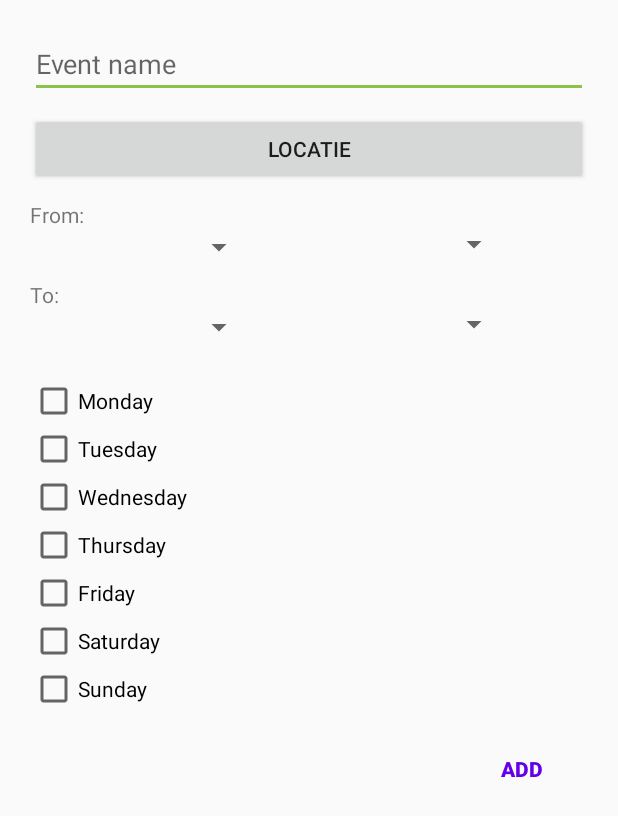
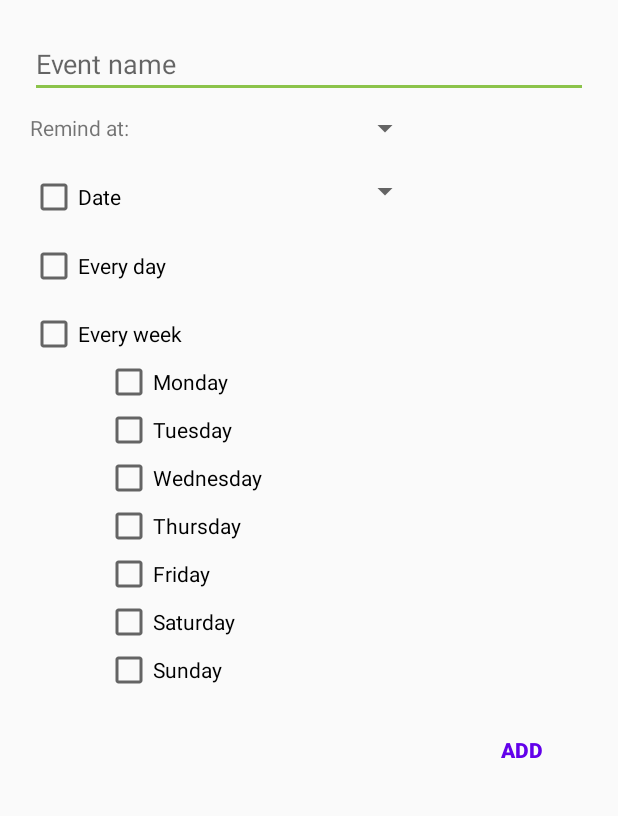
Before and after one commit to MihaiChirculete/PlanAhead, an Android app: the layout dialog_add_reminder.xml on its own in the app's theme, with its tools: preview values and no code run, on a phone screen of 412 x 824 dp. Shown: the top 816 px of the screen. Run offline under Robolectric (Android 15) with nearby library versions, the phone set to English and light mode, and no system bars.

Commit message:
Reminder add dialog layout

```diff
--- a/app/src/main/res/layout/dialog_add_reminder.xml
+++ b/app/src/main/res/layout/dialog_add_reminder.xml
@@ -1,6 +1,7 @@
 <?xml version="1.0" encoding="utf-8"?>
 <LinearLayout xmlns:android="http://schemas.android.com/apk/res/android"
-    android:layout_width="match_parent" android:layout_height="match_parent"
+    android:layout_width="match_parent"
+    android:layout_height="match_parent"
     android:orientation="vertical">
 
     <ScrollView
@@ -12,7 +13,7 @@
 
         <RelativeLayout
             android:layout_width="match_parent"
-            android:layout_height="match_parent">
+            android:layout_height="wrap_content">
 
             <EditText
                 android:id="@+id/eventNameBox"
@@ -26,72 +27,77 @@
                 android:hint="Event name"
                 android:inputType="textPersonName" />
 
-            <Button
-                android:id="@+id/btnLocation"
-                android:layout_width="match_parent"
-                android:layout_height="wrap_content"
-                android:layout_below="@+id/eventNameBox"
-                android:layout_marginBottom="10dp"
-                android:text="LOCATIE" />
-
             <TextView
                 android:id="@+id/textView2"
                 android:layout_width="wrap_content"
                 android:layout_height="wrap_content"
-                android:layout_below="@+id/btnLocation"
-                android:text="From:" />
+                android:layout_alignParentLeft="true"
+                android:layout_alignParentStart="true"
+                android:layout_below="@+id/eventNameBox"
+                android:text="Remind at:" />
 
             <Spinner
                 android:id="@+id/spinnerStartDate"
                 android:layout_width="150dp"
                 android:layout_height="wrap_content"
-                android:layout_below="@+id/textView2" />
+                android:layout_alignLeft="@+id/dateCheckBox"
+                android:layout_alignStart="@+id/spinnerStartHour"
+                android:layout_alignTop="@+id/dateCheckBox" />
 
             <Button
                 android:id="@+id/spinnerStartHour"
                 style="@style/Widget.AppCompat.Spinner"
                 android:layout_width="150dp"
                 android:layout_height="20dp"
-                android:layout_below="@+id/textView2"
-                android:layout_marginLeft="20dp"
-                android:layout_toRightOf="@+id/spinnerStartDate" />
-
-            <TextView
-                android:id="@+id/textView3"
+                android:layout_below="@+id/eventNameBox"
+                android:layout_centerHorizontal="true" />
+            <CheckBox
+                android:id="@+id/dateCheckBox"
                 android:layout_width="wrap_content"
                 android:layout_height="wrap_content"
-                android:layout_below="@+id/spinnerStartDate"
-                android:layout_marginTop="10dp"
-                android:text="To:" />
+                android:layout_alignParentLeft="true"
+                android:layout_alignParentStart="true"
+                android:layout_below="@+id/spinnerStartHour"
+                android:layout_marginTop="20dp"
+                android:text="Date" />
 
-            <Spinner
-                android:id="@+id/spinnerStopDate"
-                android:layout_width="150dp"
+            <CheckBox
+                android:id="@+id/checkEveryDay"
+                android:layout_width="wrap_content"
                 android:layout_height="wrap_content"
-                android:layout_below="@+id/textView3" />
+                android:layout_alignParentLeft="true"
+                android:layout_alignParentStart="true"
+                android:layout_below="@+id/dateCheckBox"
+                android:layout_marginTop="14dp"
+                android:text="Every day" />
 
-            <Button
-                android:id="@+id/spinnerStopHour"
-                style="@style/Widget.AppCompat.Spinner"
-                android:layout_width="150dp"
-                android:layout_height="20dp"
-                android:layout_alignTop="@+id/spinnerStopDate"
-                android:layout_below="@+id/textView3"
-                android:layout_marginLeft="20dp"
-                android:layout_toRightOf="@+id/spinnerStopDate"
-                android:layout_marginBottom="25dp"/>
+            <CheckBox
+                android:id="@+id/checkBoxEveryWeek"
+                android:layout_width="wrap_content"
+                android:layout_height="wrap_content"
+                android:layout_alignParentLeft="true"
+                android:layout_alignParentStart="true"
+                android:layout_below="@+id/checkEveryDay"
+                android:layout_marginTop="13dp"
+                android:text="Every week" />
 
             <LinearLayout
                 android:id="@+id/daysCheckboxes"
-                android:layout_width="match_parent"
+                android:layout_width="250dp"
                 android:layout_height="wrap_content"
-                android:layout_below="@+id/spinnerStopHour"
+                android:layout_alignParentLeft="true"
+                android:layout_alignParentStart="true"
+                android:layout_below="@+id/checkBoxEveryWeek"
+                android:layout_marginLeft="50dp"
                 android:orientation="vertical">
 
                 <CheckBox
                     android:id="@+id/mondayCheck"
                     android:layout_width="match_parent"
                     android:layout_height="wrap_content"
+                    android:layout_alignParentLeft="true"
+                    android:layout_alignParentStart="true"
+                    android:layout_alignTop="@+id/daysCheckboxes"
                     android:text="@string/monday" />
 
                 <CheckBox
```
